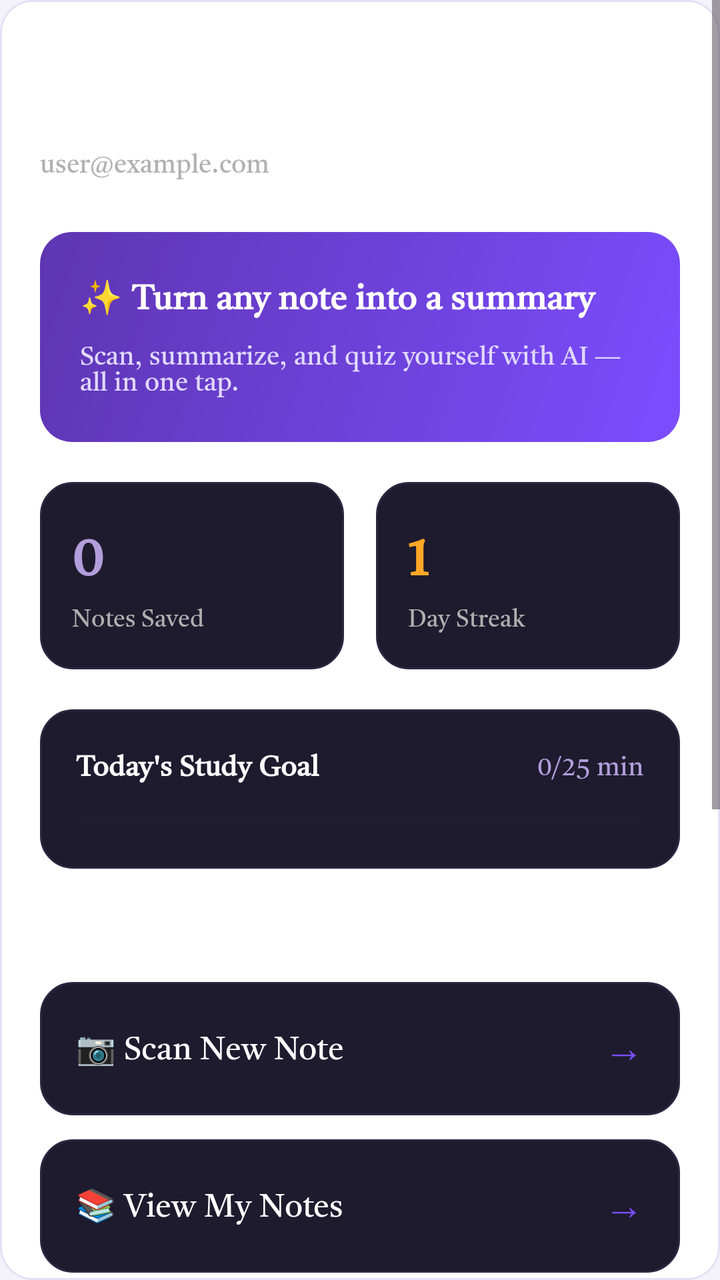
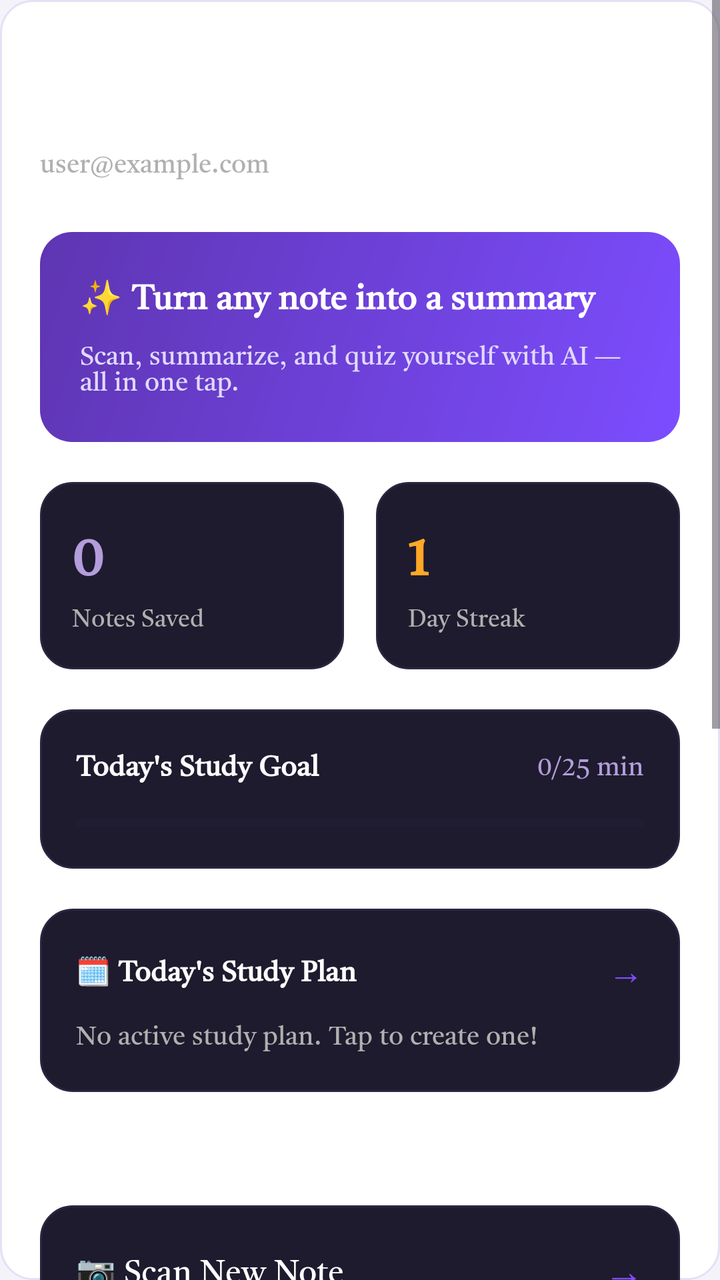

Screens rendered from an Android XML layout before and after an edit, with the pre-edit source and the edit as a unified diff.
<!-- AndroidManifest.xml: application theme Theme.Scanlern -->
<!-- res/layout/fragment_home.xml -->
<?xml version="1.0" encoding="utf-8"?>
<ScrollView xmlns:android="http://schemas.android.com/apk/res/android"
    xmlns:app="http://schemas.android.com/apk/res-auto"
    xmlns:tools="http://schemas.android.com/tools"
    android:layout_width="match_parent"
    android:layout_height="match_parent"
    android:background="@drawable/bg_gradient_main"
    tools:context=".HomeFragment">

    <LinearLayout
        android:layout_width="match_parent"
        android:layout_height="wrap_content"
        android:orientation="vertical"
        android:padding="20dp">

        <TextView
            android:id="@+id/tvWelcome"
            android:layout_width="match_parent"
            android:layout_height="wrap_content"
            android:text="Welcome back!"
            android:textSize="26sp"
            android:textStyle="bold"
            android:textColor="@color/text_primary"
            android:layout_marginTop="12dp" />

        <TextView
            android:id="@+id/tvUserEmail"
            android:layout_width="match_parent"
            android:layout_height="wrap_content"
            android:text="user@example.com"
            android:textSize="13sp"
            android:textColor="@color/text_secondary"
            android:layout_marginBottom="24dp" />

        
        <LinearLayout
            android:layout_width="match_parent"
            android:layout_height="wrap_content"
            android:orientation="vertical"
            android:background="@drawable/bg_card_accent"
            android:padding="20dp"
            android:layout_marginBottom="20dp">

            <TextView
                android:layout_width="match_parent"
                android:layout_height="wrap_content"
                android:text="✨ Turn any note into a summary"
                android:textSize="17sp"
                android:textStyle="bold"
                android:textColor="@color/white" />

            <TextView
                android:layout_width="match_parent"
                android:layout_height="wrap_content"
                android:text="Scan, summarize, and quiz yourself with AI — all in one tap."
                android:textSize="13sp"
                android:textColor="#E0D9FF"
                android:layout_marginTop="6dp" />

        </LinearLayout>

        
        <LinearLayout
            android:layout_width="match_parent"
            android:layout_height="wrap_content"
            android:orientation="horizontal"
            android:layout_marginBottom="20dp">

            <LinearLayout
                android:layout_width="0dp"
                android:layout_height="wrap_content"
                android:layout_weight="1"
                android:orientation="vertical"
                android:background="@drawable/bg_card"
                android:padding="16dp"
                android:layout_marginEnd="8dp">

                <TextView
                    android:id="@+id/tvTotalNotes"
                    android:layout_width="wrap_content"
                    android:layout_height="wrap_content"
                    android:text="0"
                    android:textSize="28sp"
                    android:textStyle="bold"
                    android:textColor="@color/primary_light" />

                <TextView
                    android:layout_width="wrap_content"
                    android:layout_height="wrap_content"
                    android:text="Notes Saved"
                    android:textSize="12sp"
                    android:textColor="@color/text_secondary" />

            </LinearLayout>

            <LinearLayout
                android:layout_width="0dp"
                android:layout_height="wrap_content"
                android:layout_weight="1"
                android:orientation="vertical"
                android:background="@drawable/bg_card"
                android:padding="16dp"
                android:layout_marginStart="8dp">

                <TextView
                    android:id="@+id/tvStreakDays"
                    android:layout_width="wrap_content"
                    android:layout_height="wrap_content"
                    android:text="1"
                    android:textSize="28sp"
                    android:textStyle="bold"
                    android:textColor="@color/accent_warning" />

                <TextView
                    android:layout_width="wrap_content"
                    android:layout_height="wrap_content"
                    android:text="Day Streak"
                    android:textSize="12sp"
                    android:textColor="@color/text_secondary" />

            </LinearLayout>
        </LinearLayout>
        <LinearLayout
            android:layout_width="match_parent"
            android:layout_height="wrap_content"
            android:orientation="vertical"
            android:background="@drawable/bg_card"
            android:padding="18dp"
            android:layout_marginBottom="20dp">

            <LinearLayout
                android:layout_width="match_parent"
                android:layout_height="wrap_content"
                android:orientation="horizontal"
                android:gravity="center_vertical">

                <TextView
                    android:layout_width="0dp"
                    android:layout_height="wrap_content"
                    android:layout_weight="1"
                    android:text="Today's Study Goal"
                    android:textSize="14sp"
                    android:textStyle="bold"
                    android:textColor="@color/text_primary" />

                <TextView
                    android:id="@+id/tvGoalProgress"
                    android:layout_width="wrap_content"
                    android:layout_height="wrap_content"
                    android:text="0/25 min"
                    android:textSize="13sp"
                    android:textColor="@color/primary_light" />

            </LinearLayout>

            <ProgressBar
                android:id="@+id/goalProgressBar"
                style="?android:attr/progressBarStyleHorizontal"
                android:layout_width="match_parent"
                android:layout_height="10dp"
                android:layout_marginTop="12dp"
                android:max="100"
                android:progress="0"
                android:progressTint="@color/primary"
                android:progressBackgroundTint="#2A2640" />

        </LinearLayout>

        
        <TextView
            android:layout_width="wrap_content"
            android:layout_height="wrap_content"
            android:text="Quick Actions"
            android:textSize="16sp"
            android:textStyle="bold"
            android:textColor="@color/text_primary"
            android:layout_marginBottom="12dp" />

        <LinearLayout
            android:id="@+id/cardScan"
            android:layout_width="match_parent"
            android:layout_height="wrap_content"
            android:orientation="horizontal"
            android:gravity="center_vertical"
            android:background="@drawable/bg_card"
            android:padding="18dp"
            android:layout_marginBottom="12dp"
            android:clickable="true"
            android:focusable="true">

            <TextView
                android:layout_width="0dp"
                android:layout_height="wrap_content"
                android:layout_weight="1"
                android:text="📷 Scan New Note"
                android:textSize="16sp"
                android:textColor="@color/text_primary" />

            <TextView
                android:layout_width="wrap_content"
                android:layout_height="wrap_content"
                android:text="→"
                android:textSize="20sp"
                android:textColor="@color/primary" />

        </LinearLayout>

        <LinearLayout
            android:id="@+id/cardHistory"
            android:layout_width="match_parent"
            android:layout_height="wrap_content"
            android:orientation="horizontal"
            android:gravity="center_vertical"
            android:background="@drawable/bg_card"
            android:padding="18dp"
            android:layout_marginBottom="12dp"
            android:clickable="true"
            android:focusable="true">

            <TextView
                android:layout_width="0dp"
                android:layout_height="wrap_content"
                android:layout_weight="1"
                android:text="📚 View My Notes"
                android:textSize="16sp"
                android:textColor="@color/text_primary" />

            <TextView
                android:layout_width="wrap_content"
                android:layout_height="wrap_content"
                android:text="→"
                android:textSize="20sp"
                android:textColor="@color/primary" />

        </LinearLayout>

        <TextView
            android:layout_width="wrap_content"
            android:layout_height="wrap_content"
            android:text="This Week"
            android:textSize="16sp"
            android:textStyle="bold"
            android:textColor="@color/text_primary"
            android:layout_marginBottom="12dp" />

        <LinearLayout
            android:layout_width="match_parent"
            android:layout_height="wrap_content"
            android:orientation="horizontal"
            android:background="@drawable/bg_card"
            android:padding="18dp"
            android:layout_marginBottom="24dp">

            <LinearLayout
                android:layout_width="0dp"
                android:layout_height="wrap_content"
                android:layout_weight="1"
                android:orientation="vertical"
                android:gravity="center">

                <TextView
                    android:id="@+id/tvWeeklyMinutes"
                    android:layout_width="wrap_content"
                    android:layout_height="wrap_content"
                    android:text="0"
                    android:textSize="22sp"
                    android:textStyle="bold"
                    android:textColor="@color/primary_light" />

                <TextView
                    android:layout_width="wrap_content"
                    android:layout_height="wrap_content"
                    android:text="Minutes"
                    android:textSize="11sp"
                    android:textColor="@color/text_secondary" />

            </LinearLayout>

            <View
                android:layout_width="1dp"
                android:layout_height="match_parent"
                android:background="#2A2640" />

            <LinearLayout
                android:layout_width="0dp"
                android:layout_height="wrap_content"
                android:layout_weight="1"
                android:orientation="vertical"
                android:gravity="center">

                <TextView
                    android:id="@+id/tvWeeklyNotes"
                    android:layout_width="wrap_content"
                    android:layout_height="wrap_content"
                    android:text="0"
                    android:textSize="22sp"
                    android:textStyle="bold"
                    android:textColor="@color/accent_warning" />

                <TextView
                    android:layout_width="wrap_content"
                    android:layout_height="wrap_content"
                    android:text="Notes Scanned"
                    android:textSize="11sp"
                    android:textColor="@color/text_secondary" />

            </LinearLayout>

        </LinearLayout>

        
        <TextView
            android:layout_width="wrap_content"
            android:layout_height="wrap_content"
            android:text="Study Tip"
            android:textSize="16sp"
            android:textStyle="bold"
            android:textColor="@color/text_primary"
            android:layout_marginTop="8dp"
            android:layout_marginBottom="12dp" />

        <LinearLayout
            android:layout_width="match_parent"
            android:layout_height="wrap_content"
            android:orientation="vertical"
            android:background="@drawable/bg_card"
            android:padding="18dp"
            android:layout_marginBottom="24dp">

            <TextView
                android:layout_width="match_parent"
                android:layout_height="wrap_content"
                android:text="💡 Review your flashcards daily for just 10 minutes — spaced repetition helps you remember 80% more."
                android:textSize="14sp"
                android:textColor="@color/text_secondary" />

        </LinearLayout>

        <com.google.android.gms.ads.AdView
            android:id="@+id/adView"
            android:layout_width="wrap_content"
            android:layout_height="wrap_content"
            android:layout_gravity="center"
            app:adSize="BANNER"
            app:adUnitId="ca-app-pub-9996958856491734/5807965640" />

        <View
            android:layout_width="match_parent"
            android:layout_height="20dp" />

    </LinearLayout>

</ScrollView>
<!-- resources referenced by this layout -->
<resources>
  <color name="accent_warning">#FFA726</color>
  <color name="primary">#7C4DFF</color>
  <color name="primary_light">#B39DDB</color>
  <color name="text_primary">#FFFFFF</color>
  <color name="text_secondary">#B0B0B0</color>
  <color name="white">#FFFFFFFF</color>
  <!-- drawable bg_card (drawable) -->
  <?xml version="1.0" encoding="utf-8"?>
  <shape xmlns:android="http://schemas.android.com/apk/res/android"
      android:shape="rectangle">
      <solid android:color="#1E1B2E" />
      <corners android:radius="16dp" />
      <stroke
          android:width="1dp"
          android:color="#2A2640" />
  </shape>
  <!-- drawable bg_card_accent (drawable) -->
  <?xml version="1.0" encoding="utf-8"?>
  <shape xmlns:android="http://schemas.android.com/apk/res/android"
      android:shape="rectangle">
      <gradient
          android:startColor="#7C4DFF"
          android:endColor="#5E35B1"
          android:angle="135" />
      <corners android:radius="16dp" />
  </shape>
  <!-- drawable bg_gradient_main (drawable) -->
  <?xml version="1.0" encoding="utf-8"?>
  <shape xmlns:android="http://schemas.android.com/apk/res/android"
      android:shape="rectangle">
      <solid android:color="#FFFFFF" />
      <corners android:radius="16dp" />
      <stroke
          android:width="1dp"
          android:color="#E5E0F5" />
  </shape>
  <style name="Theme.Scanlern" parent="Base.Theme.Scanlern" />
  <style name="Base.Theme.Scanlern" parent="Theme.Material3.DayNight.NoActionBar">
          <item name="colorPrimary">@color/primary</item>
          <item name="colorPrimaryDark">@color/primary_dark</item>
          <item name="colorAccent">@color/primary_light</item>
          <item name="android:colorBackground">#F5F3FA</item>
          <item name="android:statusBarColor">#F5F3FA</item>
          <item name="android:windowLightStatusBar">true</item>
          <item name="android:fontFamily">@font/poppins_family</item>
          <item name="fontFamily">@font/poppins_family</item>
      </style>
  <color name="primary_dark">#5E35B1</color>
</resources>

<!-- the commit's change to res/layout/fragment_home.xml (unified diff, before → after) -->
@@ -165,6 +165,54 @@
                 android:progressBackgroundTint="#2A2640" />
 
         </LinearLayout>
+        
+        <LinearLayout
+            android:id="@+id/cardStudyPlan"
+            android:layout_width="match_parent"
+            android:layout_height="wrap_content"
+            android:orientation="vertical"
+            android:background="@drawable/bg_card"
+            android:padding="18dp"
+            android:layout_marginBottom="20dp"
+            android:clickable="true"
+            android:focusable="true">
+
+            <LinearLayout
+                android:layout_width="match_parent"
+                android:layout_height="wrap_content"
+                android:orientation="horizontal"
+                android:gravity="center_vertical">
+
+                <TextView
+                    android:layout_width="0dp"
+                    android:layout_height="wrap_content"
+                    android:layout_weight="1"
+                    android:text="🗓️ Today's Study Plan"
+                    android:textSize="14sp"
+                    android:textStyle="bold"
+                    android:textColor="@color/text_primary" />
+
+                <TextView
+                    android:layout_width="wrap_content"
+                    android:layout_height="wrap_content"
+                    android:text="→"
+                    android:textSize="18sp"
+                    android:textColor="@color/primary" />
+
+            </LinearLayout>
+
+            <TextView
+                android:id="@+id/tvStudyPlanContent"
+                android:layout_width="match_parent"
+                android:layout_height="wrap_content"
+                android:text="No active study plan. Tap to create one!"
+                android:textSize="13sp"
+                android:textColor="@color/text_secondary"
+                android:layout_marginTop="8dp" />
+
+        </LinearLayout>
+
+        
 
         
         <TextView
